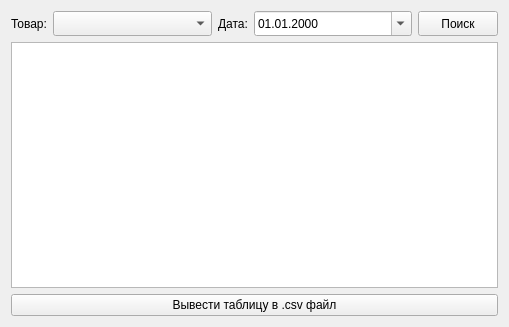
wepavel/BLSMark, file widgets/dmexportform.ui: the form before one commit.
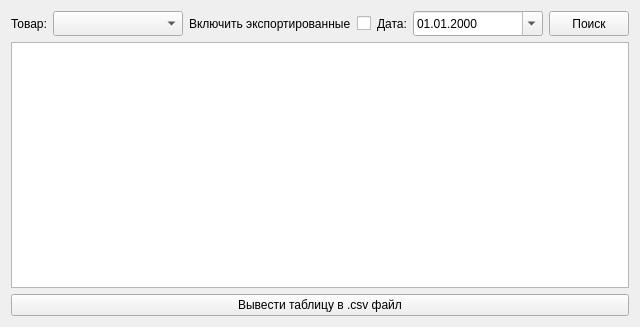
The form after the commit. Icons and pictures are not drawn. Custom widgets are drawn as their Qt base class.

Diff of the .ui file:
```diff
--- a/widgets/dmexportform.ui
+++ b/widgets/dmexportform.ui
@@ -6,7 +6,7 @@
    <rect>
     <x>0</x>
     <y>0</y>
-    <width>509</width>
+    <width>640</width>
     <height>327</height>
    </rect>
   </property>
@@ -45,6 +45,20 @@
        </property>
       </widget>
      </item>
+     <item>
+      <widget class="QLabel" name="label_3">
+       <property name="text">
+        <string>Включить экспортированные</string>
+       </property>
+      </widget>
+     </item>
+     <item>
+      <widget class="QCheckBox" name="chb_exported">
+       <property name="text">
+        <string/>
+       </property>
+      </widget>
+     </item>
      <item>
       <widget class="QLabel" name="label_2">
        <property name="text">
```
